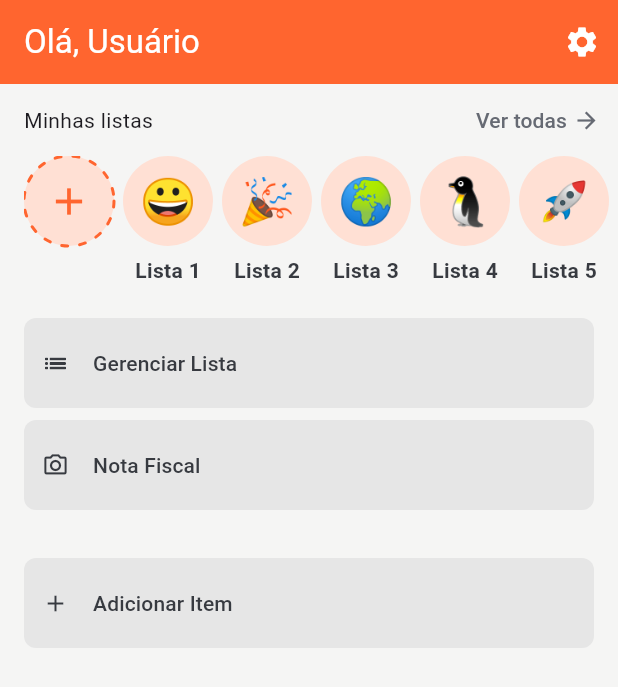
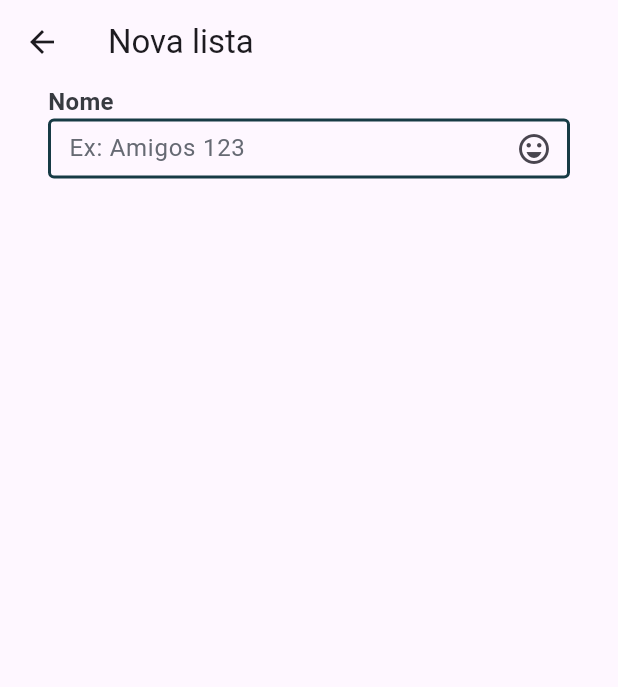
Before and after one commit to eduardostxr/compra_ai, a Flutter app: the MyHomePage screen opened directly, after a tap on the "add" icon, on a phone screen of 412 x 824 dp. Shown: the top 687 px of the screen. Run offline on Flutter 3.47's test engine with Material 3 defaults, Android fonts, the light colour scheme and no system bars; our stand-ins replace emoji_picker_flutter.

Commit message:
feat: criação de mais alguns componentes

```diff
--- a/lib/ui/_common/default_button.dart
+++ b/lib/ui/_common/default_button.dart
@@ -10,8 +10,8 @@ class DefaultButton extends StatelessWidget {
   @override
   Widget build(BuildContext context) {
     return Container(
-      margin: const EdgeInsets.symmetric(horizontal: 32, vertical: 8),
-      height: 40,
+      margin: const EdgeInsets.symmetric(horizontal: 32, vertical: 12),
+      height: 50,
       width: double.infinity,
       child: FilledButton(
         style: ButtonStyle(
@@ -24,7 +24,7 @@ class DefaultButton extends StatelessWidget {
           ),
         ),
         onPressed: onPressed,
-        child: Text(label),
+        child: Text(label, style: const TextStyle(fontSize: 18)),
       ),
     );
   }
--- a/lib/ui/_common/generic_page_header.dart
+++ b/lib/ui/_common/generic_page_header.dart
@@ -17,14 +17,14 @@ class GenericPageHeader extends StatelessWidget {
           title,
           style: const TextStyle(
               fontWeight: FontWeight.bold,
-              fontSize: 16,
+              fontSize: 18,
               color: AppColors.darkGray),
         ),
         const SizedBox(height: 8),
         Text(
           subtitle,
           textAlign: TextAlign.center,
-          style: const TextStyle(color: AppColors.darkGray),
+          style: const TextStyle(color: AppColors.darkGray, fontSize: 16),
         )
       ],
     );
--- a/lib/ui/_common/input_field.dart
+++ b/lib/ui/_common/input_field.dart
@@ -30,7 +30,7 @@ class _InputFieldState extends State<InputField> {
             ),
           ),
           SizedBox(
-            height: 40,
+            height: 50,
             child: TextField(
               decoration: InputDecoration(
                 hintText: widget.hint,
--- a/lib/ui/_common/password_field.dart
+++ b/lib/ui/_common/password_field.dart
@@ -32,7 +32,7 @@ class _PasswordFieldState extends State<PasswordField> {
             ),
           ),
           SizedBox(
-            height: 40,
+            height: 50,
             child: TextField(
               obscureText: _obscureText,
               decoration: InputDecoration(
--- a/lib/ui/home/components/add_list_button.dart
+++ b/lib/ui/home/components/add_list_button.dart
@@ -1,5 +1,6 @@
 import 'package:compra/Util/colors_config.dart';
 import 'package:compra/ui/_common/dashed_border.dart';
+import 'package:compra/ui/new_list/new_list_page.dart';
 import 'package:flutter/material.dart';
 
 class AddListButton extends StatelessWidget {
@@ -17,8 +18,12 @@ class AddListButton extends StatelessWidget {
               color: AppColors.lightPeach,
             ),
             child: InkWell(
-              onTap: () {
-              },
+              onTap: () => Navigator.push(
+                context,
+                MaterialPageRoute(
+                  builder: (context) => const NewListPage(),
+                ),
+              ),
               splashColor: AppColors.orange.withOpacity(0.2),
               highlightColor: AppColors.orange.withOpacity(0.1),
               borderRadius: BorderRadius.circular(30),
--- a/lib/ui/home/components/general_home_btn.dart
+++ b/lib/ui/home/components/general_home_btn.dart
@@ -1,15 +1,13 @@
 import 'package:compra/util/colors_config.dart';
 import 'package:flutter/material.dart';
 
-class GeneralHomeBtn extends StatelessWidget { // StatelessWidget ou StatefulWidget
+class GeneralHomeBtn extends StatelessWidget {
   const GeneralHomeBtn(
       {super.key,
-      // required this.color,
       required this.icon,
       required this.label,
       required this.onPressed});
 
-  // final Colors color;
   final IconData icon;
   final String label;
   final VoidCallback onPressed;
--- /dev/null
+++ b/lib/ui/new_list/components/emoji_input_field.dart
@@ -0,0 +1,70 @@
+import 'package:emoji_picker_flutter/emoji_picker_flutter.dart';
+import 'package:flutter/material.dart';
+import 'package:compra/util/colors_config.dart';
+
+class EmojiInputField extends StatelessWidget {
+  final String label;
+  final String hint;
+
+  const EmojiInputField({
+    super.key,
+    required this.hint,
+    required this.label,
+  });
+
+  @override
+  Widget build(BuildContext context) {
+    TextEditingController controller = TextEditingController();
+
+    return Container(
+      margin: const EdgeInsets.symmetric(horizontal: 32),
+      child: Column(
+        crossAxisAlignment: CrossAxisAlignment.start,
+        children: [
+          Text(
+            label,
+            style: const TextStyle(
+              color: AppColors.darkGray,
+              fontSize: 16,
+              fontWeight: FontWeight.bold,
+            ),
+          ),
+          SizedBox(
+            height: 40,
+            child: TextField(
+              controller: controller,
+              decoration: InputDecoration(
+                hintText: hint,
+                hintStyle: const TextStyle(color: AppColors.mediumGray),
+                enabledBorder: const OutlineInputBorder(
+                  borderSide: BorderSide(color: AppColors.darkGreen, width: 2),
+                ),
+                focusedBorder: const OutlineInputBorder(
+                  borderSide: BorderSide(color: AppColors.orange, width: 2),
+                ),
+                contentPadding: const EdgeInsets.symmetric(vertical: 5, horizontal: 10),
+                suffixIcon: IconButton(
+                  icon: const Icon(Icons.emoji_emotions_outlined),
+                  onPressed: () {
+                    showModalBottomSheet(
+                      context: context,
+                      builder: (context) {
+                        return EmojiPicker(
+                          onEmojiSelected: (category, emoji) {
+                            controller.text += emoji.emoji;
+                          },
+                        );
+                      },
+                    );
+                  },
+                ),
+              ),
+              keyboardType: TextInputType.multiline,
+              maxLines: null,
+            ),
+          ),
+        ],
+      ),
+    );
+  }
+}
--- /dev/null
+++ b/lib/ui/new_list/new_list_page.dart
@@ -0,0 +1,16 @@
+import 'package:compra/ui/new_list/components/emoji_input_field.dart';
+import 'package:flutter/material.dart';
+
+class NewListPage extends StatelessWidget {
+  const NewListPage({super.key});
+
+  @override
+  Widget build(BuildContext context) {
+    return Scaffold(
+      appBar: AppBar(
+        title: const Text("Nova lista"),
+      ),
+      body: const EmojiInputField(hint: "Ex: Amigos 123", label: "Nome"),
+    );
+  }
+}
--- a/pubspec.yaml
+++ b/pubspec.yaml
@@ -31,6 +31,7 @@ dependencies:
   flutter:
     sdk: flutter
   http: ^1.2.2
+  emoji_picker_flutter: ^3.1.0
 
 
   # The following adds the Cupertino Icons font to your application.
```
Also changed, not shown: lib/ui/_common/custom_bottom_sheet.dart (added, +64 -0 lines), lib/ui/home/components/account_bottom_sheet.dart (added, +45 -0 lines), lib/ui/home/components/home_bottom_sheet.dart (deleted, +0 -74 lines), lib/ui/home/home_page.dart (+5 -4 lines), lib/ui/register/register_page.dart (+5 -5 lines), pubspec.lock, 5 other files.
